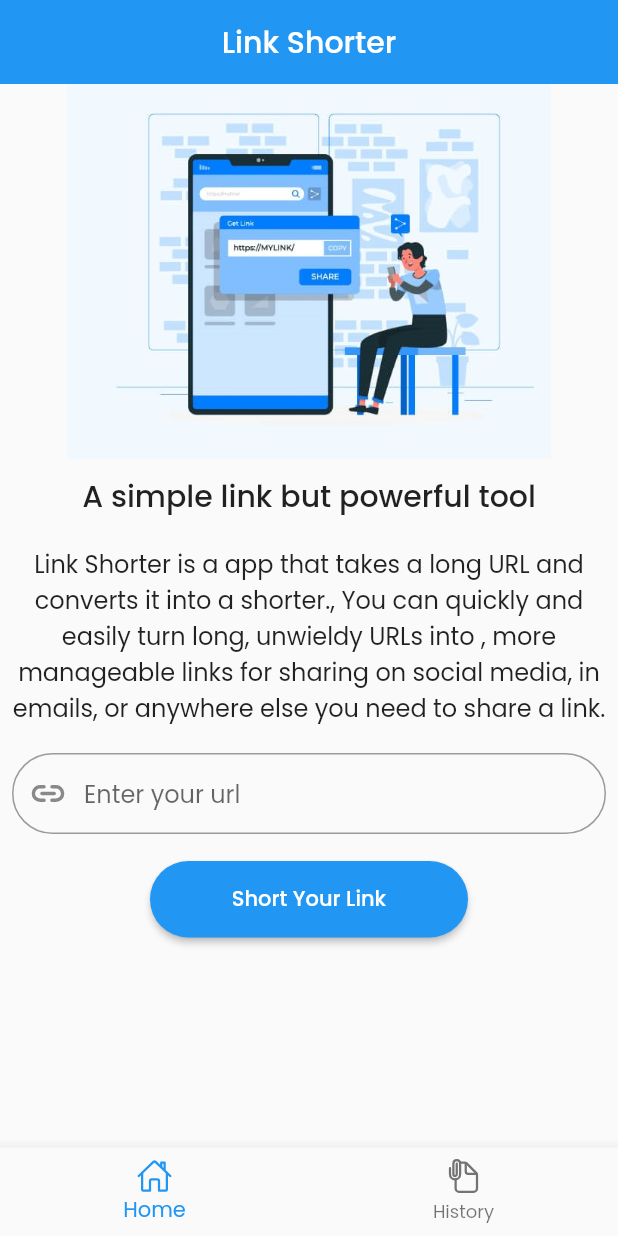
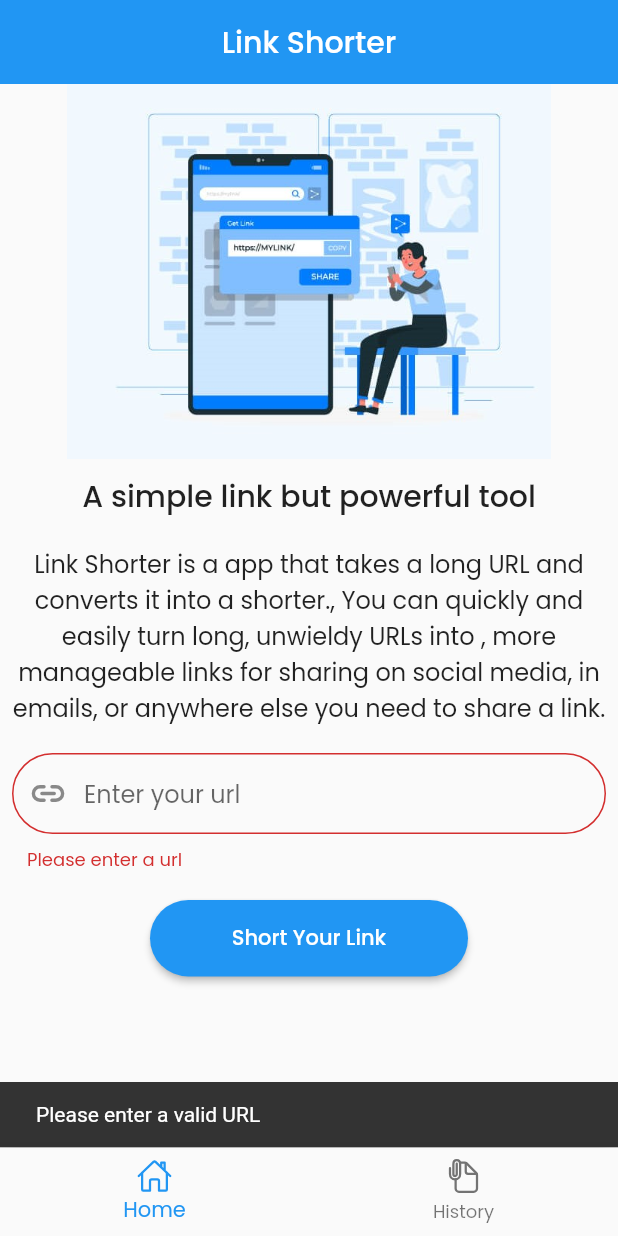
Before and after one commit to Chamidilshan/link_shorter_app, a Flutter app: the screen it shows after launch, after a tap on "Short Your Link", on a phone screen of 412 x 824 dp. Run offline on Flutter 3.47's test engine with Material 2 defaults, Android fonts, the phone set to English and light mode, and no system bars; our stand-ins replace google_fonts, ionicons; missing offline and left inert: dart:html.

Commit message:
added link validation for button

```diff
--- a/lib/pages/home_page.dart
+++ b/lib/pages/home_page.dart
@@ -9,6 +9,8 @@ class HomePage extends StatefulWidget {
 }
 
 class _HomePageState extends State<HomePage> {
+  final formKey = GlobalKey<FormState>();
+  final urlTextController = TextEditingController();
   @override
   Widget build(BuildContext context) {
     return ListView(
@@ -45,7 +47,9 @@ class _HomePageState extends State<HomePage> {
         Padding(
           padding: const EdgeInsets.all(8.0),
           child: Form(
+            key: formKey,
               child: TextFormField(
+                controller: urlTextController,
                 autovalidateMode: AutovalidateMode.onUserInteraction,
                 keyboardType: TextInputType.url,
                 decoration: InputDecoration(
@@ -63,11 +67,11 @@ class _HomePageState extends State<HomePage> {
                   if(value!.isEmpty){
                     return 'Please enter a url';
                   }
-                  if(!value.startsWith('https://') || !value.startsWith('www.')){
+                  if(!value.startsWith('https://') && !value.startsWith('www.')){
                     return 'Please enter a valid url';
                   }
                   final urlRegex = RegExp(
-                      r'^https?:\/\/(?:www\.)?[-a-zA-Z0-9@:%._\+~#=]{1,256}\.[a-zA-Z0-9()]{1,6}\b(?:[-a-zA-Z0-9()@:%_\+.~#?&\/=]*)$'
+                      r'^(https?:\/\/)?[-a-zA-Z0-9@:%._\+~#=]{1,256}\.[a-zA-Z0-9()]{1,6}\b(?:[-a-zA-Z0-9()@:%_\+.~#?&\/=]*)$'
                   );
                   if (!urlRegex.hasMatch(value)){
                     return 'Please enter a valid url';
@@ -86,7 +90,17 @@ class _HomePageState extends State<HomePage> {
             right: 100.0,
           ),
           child: ElevatedButton(
-              onPressed: () {},
+              onPressed: () {
+                if(!formKey.currentState!.validate()){
+                  ScaffoldMessenger.of(context).showSnackBar(
+                      SnackBar(
+                          content: Text('Please enter a valid URL')
+                      ),
+                  );
+                  return;
+                }
+                print(urlTextController);
+              },
               child: Text(
                 'Short Your Link'
               ),
```
